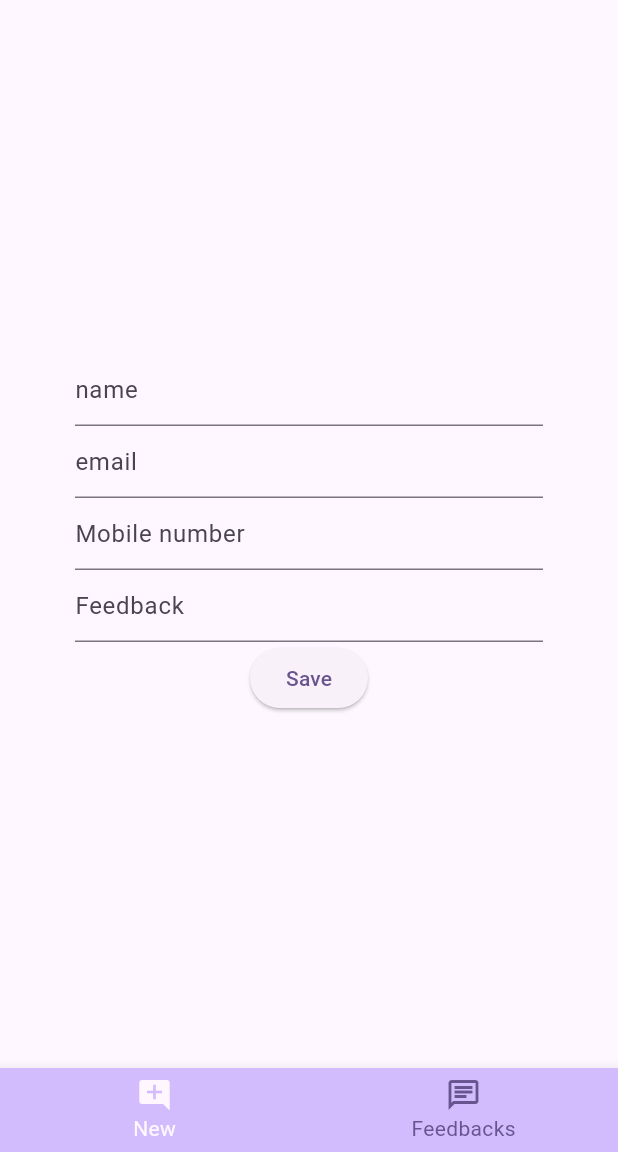
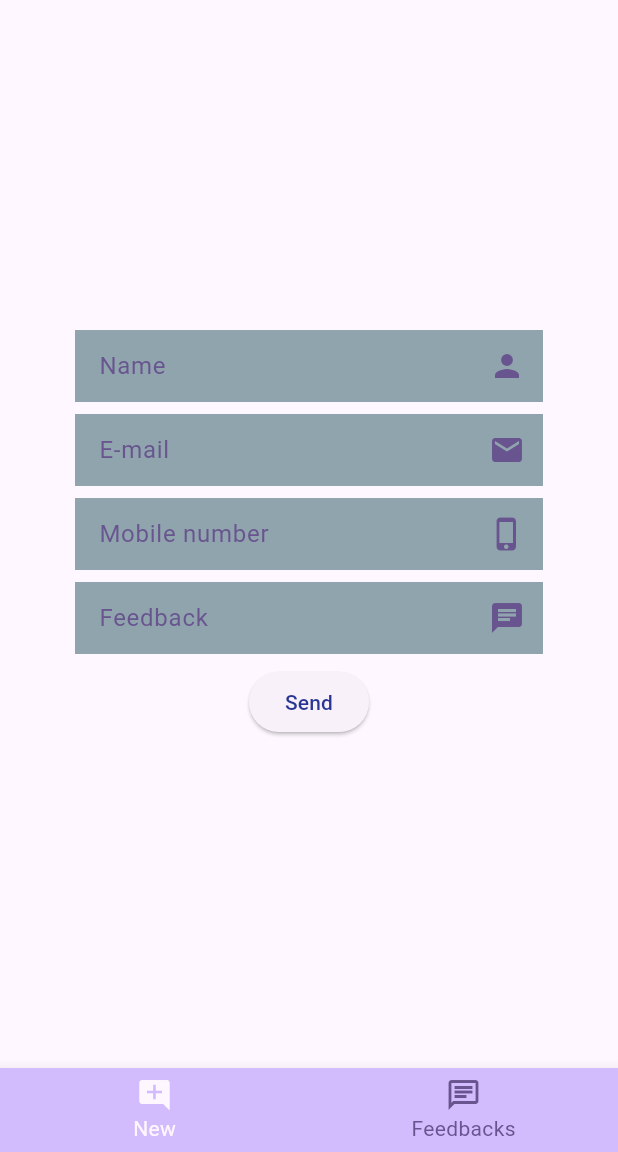
Before and after one commit to Firekepr/Flutter_google_sheet, a Flutter app: the screen it shows after launch, on a phone screen of 412 x 824 dp, the part 84-1236 px from its top. Run offline on Flutter 3.47's test engine with Material 3 defaults, Android fonts, the phone set to English and light mode, and no system bars; drawn by our look-alikes of animated_bottom_navigation_bar; our stand-ins replace shimmer.

Commit message:
New formulary screen and style

```diff
--- a/lib/pages/formulary/formulary.dart
+++ b/lib/pages/formulary/formulary.dart
@@ -1,7 +1,7 @@
-import 'package:flutter/cupertino.dart';
 import 'package:flutter/material.dart';
 import 'package:project_google_sheet/model/FeedbackForm.dart';
 import 'package:project_google_sheet/service/google_sheet_service.dart';
+import 'package:project_google_sheet/shared/custom_text_input.dart';
 import 'package:project_google_sheet/utils/message_utils.dart';
 
 class Formulary extends StatefulWidget {
@@ -30,48 +30,50 @@ class _FormularyState extends State<Formulary> {
         child: Column(
           mainAxisAlignment: MainAxisAlignment.center,
           children: <Widget>[
-            TextFormField(
+
+            CustomTextInput(
+              readOnly: loading,
               controller: nameController,
-              validator: (value) {
-                return value!.isEmpty ? 'Enter Valid Name' : null;
-              },
-              decoration: const InputDecoration(
-                hintText: 'name',
-              ),
+              hint: 'Name',
+              validator: 'Enter valid Name',
+              suffixIcon: Icons.person,
             ),
-            TextFormField(
+
+            CustomTextInput(
+              readOnly: loading,
               controller: emailController,
-              validator: (value) {
-                return value!.isEmpty ? 'Enter Valid email' : null;
-              },
-              decoration: const InputDecoration(
-                hintText: 'email',
-              ),
+              hint: 'E-mail',
+              validator: 'Enter valid e-mail',
+              suffixIcon: Icons.email,
+              inputType: TextInputType.emailAddress,
+              validators: (value) => !value.contains('@'),
+              margin: const EdgeInsets.only(top: 8.0),
             ),
-            TextFormField(
+
+            CustomTextInput(
+              readOnly: loading,
               controller: mobileNumberController,
-              validator: (value) {
-                return value!.isEmpty ? 'Enter Valid Number' : null;
-              },
-              decoration: const InputDecoration(
-                hintText: 'Mobile number',
-              ),
+              hint: 'Mobile number',
+              validator: 'Enter valid number',
+              suffixIcon: Icons.phone_iphone_rounded,
+              inputType: TextInputType.number,
+              margin: const EdgeInsets.only(top: 8.0),
             ),
-            TextFormField(
+
+            CustomTextInput(
+              readOnly: loading,
               controller: feedBackController,
-              validator: (value) {
-                return value!.isEmpty ? 'Enter Valid Feedback' : null;
-              },
-              decoration: const InputDecoration(
-                hintText: 'Feedback',
-              ),
+              hint: 'Feedback',
+              validator: 'Enter valid Feedback',
+              suffixIcon: Icons.chat,
+              margin: const EdgeInsets.only(top: 8.0, bottom: 8.0),
             ),
 
             Opacity(
               opacity: loading ? 0.5 : 1,
               child: ElevatedButton(
                 onPressed: loading ? null : onSubmit,
-                child: const Text('Save'),
+                child: Text('Send', style: TextStyle(color: Colors.indigo[800])),
               ),
             ),
           ],
```
